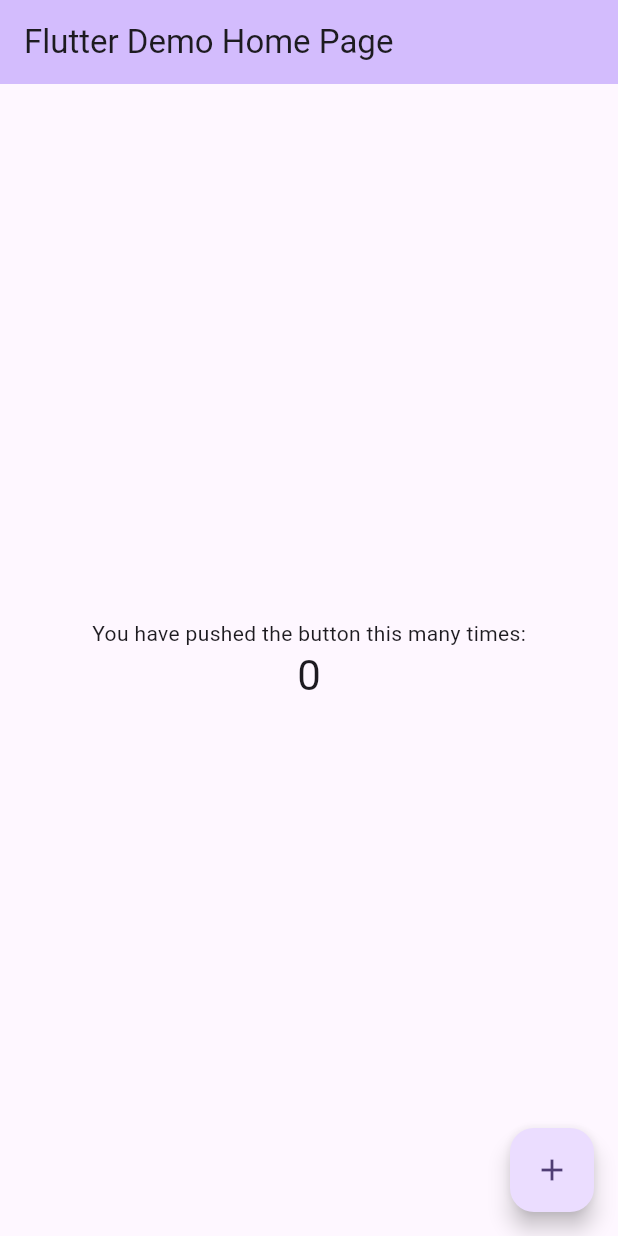
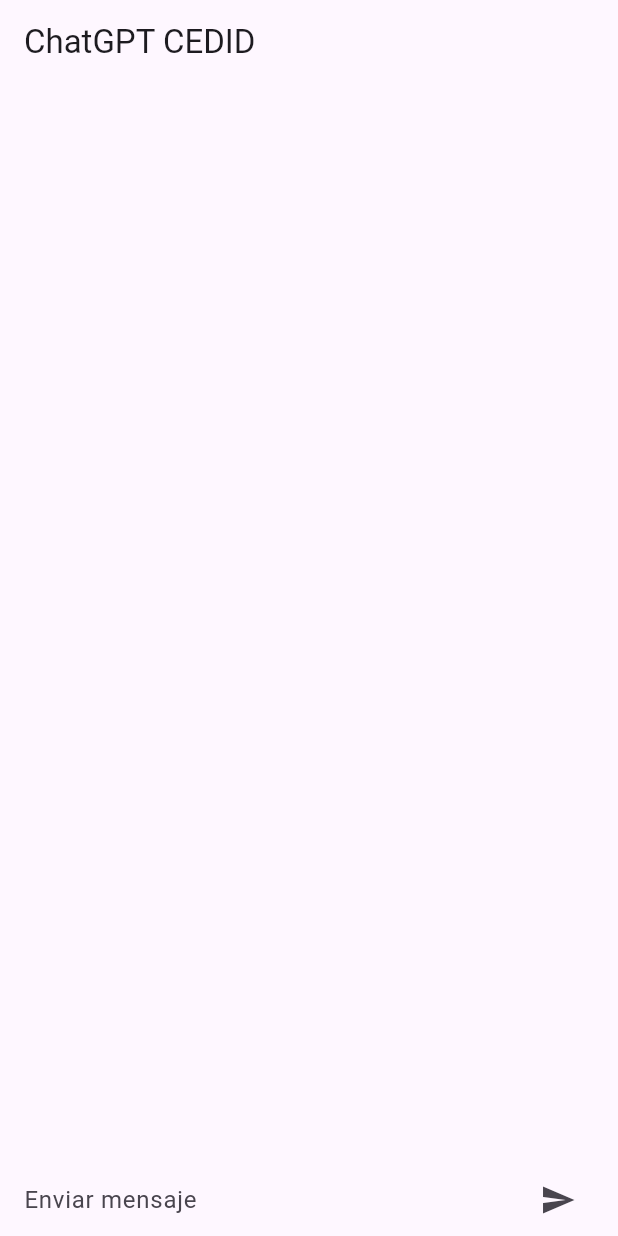
Before and after one commit to DeuxMachin/TI3_2023, a Flutter app: the screen it shows after launch, on a phone screen of 412 x 824 dp. Run offline on Flutter 3.47's test engine with Material 2 defaults, Android fonts, the phone set to English and light mode, and no system bars; our stand-ins replace velocity_x.

Commit message:
Add ChatBot UI and Simple Functions

```diff
--- /dev/null
+++ b/appcedid/lib/chat_screen.dart
@@ -0,0 +1,87 @@
+import 'dart:async';
+
+import 'package:flutter/material.dart';
+import 'package:velocity_x/velocity_x.dart';
+
+import 'chatmessage.dart';
+
+class ChatScreen extends StatefulWidget {
+  const ChatScreen({super.key});
+
+  @override
+  State<ChatScreen> createState() => _ChatScreenState();
+}
+
+class _ChatScreenState extends State<ChatScreen> {
+  final TextEditingController _controller = TextEditingController();
+  final List<ChatMessage> _messages = [];
+
+  StreamSubscription? _subscription;
+
+  @override
+  void initState() {
+    super.initState();
+  }
+
+  @override
+  void dispose() {
+    _subscription?.cancel();
+    super.dispose();
+  }
+
+  void _sendMessage() {
+    ChatMessage message = ChatMessage(text: _controller.text, sender: "user");
+
+    setState(() {
+      _messages.insert(0, message);
+    });
+
+    _controller.clear();
+  }
+
+  Widget _buildTextComposer() {
+    return Row(
+      children: [
+        Expanded(
+          child: TextField(
+            controller: _controller,
+            onSubmitted: (value) => _sendMessage(),
+            decoration:
+                const InputDecoration.collapsed(hintText: "Enviar mensaje"),
+          ),
+        ),
+        IconButton(
+          icon: const Icon(Icons.send),
+          onPressed: () => _sendMessage(),
+        ),
+      ],
+    ).px16();
+  }
+
+  @override
+  Widget build(BuildContext context) {
+    return Scaffold(
+        appBar: AppBar(title: const Text("ChatGPT CEDID")),
+        body: SafeArea(
+          child: Column(
+            children: [
+              Flexible(
+                  child: ListView.builder(
+                reverse: true,
+                padding: Vx.m8,
+                itemCount: _messages.length,
+                itemBuilder: (context, index) {
+                  return _messages[index];
+                },
+              )),
+              Container(
+                decoration: BoxDecoration(
+                  color: context.cardColor,
+                ),
+                child: _buildTextComposer(),
+              )
+            ],
+          ),
+        ));
+  }
+}
--- a/appcedid/lib/main.dart
+++ b/appcedid/lib/main.dart
@@ -1,4 +1,6 @@
 import 'package:flutter/material.dart';
+
+import 'chat_screen.dart';
 
 void main() {
   runApp(const MyApp());
@@ -11,7 +13,8 @@ class MyApp extends StatelessWidget {
   @override
   Widget build(BuildContext context) {
     return MaterialApp(
-      title: 'Flutter Demo',
+      title: 'CEDID Demo',
+      debugShowCheckedModeBanner: false,
       theme: ThemeData(
         // This is the theme of your application.
         //
@@ -31,7 +34,7 @@ class MyApp extends StatelessWidget {
         colorScheme: ColorScheme.fromSeed(seedColor: Colors.deepPurple),
         useMaterial3: true,
       ),
-      home: const MyHomePage(title: 'Flutter Demo Home Page'),
+      home: const ChatScreen(),
     );
   }
 }
--- a/appcedid/pubspec.yaml
+++ b/appcedid/pubspec.yaml
@@ -35,6 +35,7 @@ dependencies:
   # The following adds the Cupertino Icons font to your application.
   # Use with the CupertinoIcons class for iOS style icons.
   cupertino_icons: ^1.0.2
+  velocity_x: ^4.1.1
 
 dev_dependencies:
   flutter_test:
```
Also changed, not shown: appcedid/lib/chatmessage.dart (added, +32 -0 lines), appcedid/pubspec.lock, 1 other file.
